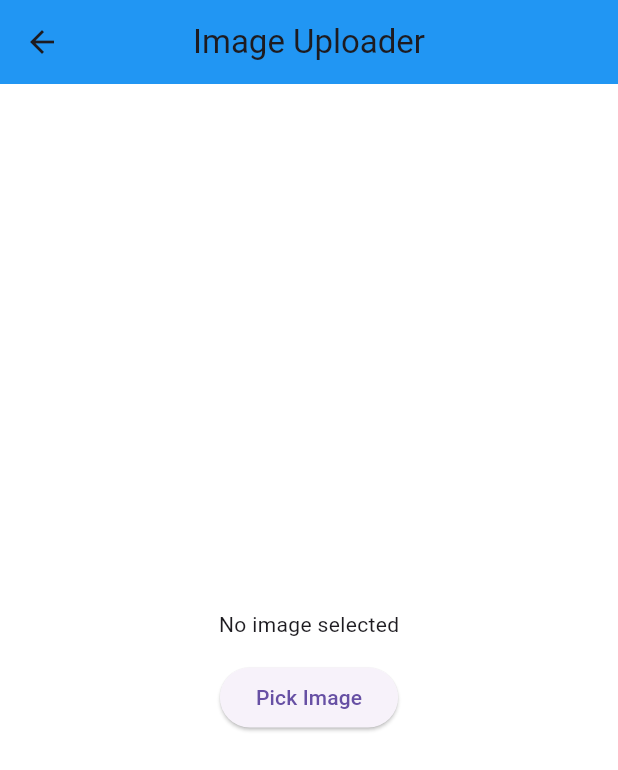
After one commit to meghsham-mobigic/flutter_mobigic, a Flutter app: the ImageUploaderHome screen opened by its route, after a tap on "Pick Image", on a phone screen of 412 x 824 dp. The commit adds this screen. Shown: the top 770 px of the screen. Run offline on Flutter 3.47's test engine with Material 3 defaults, Android fonts, the phone set to English and light mode, and no system bars; our stand-ins replace file_picker, fluttertoast, hive, hive_flutter; missing offline and left inert: open_app_file; accounts and stored records are empty.

Commit message:
Before implementing Response Data

```diff
--- a/lib/constants/app_string_constants.dart
+++ b/lib/constants/app_string_constants.dart
@@ -1,14 +1,14 @@
 class StringConstants {
-
   static const String appName = 'Flutter Mobigic';
   static const String homeScreenTitle = 'Home Screen!!!!!';
   static const String themeToggleButtonLabel = 'Toggle Theme';
   static const String lightTheme = 'Light Theme';
   static const String darkTheme = 'Dark Theme';
   static const String systemTheme = 'System Theme';
-
 }
 
 class ApiConstants {
-    static const String fakeProductBasePath = 'https://fakestoreapi.com/products';
+  static const String fakeProductBasePath = 'https://fakestoreapi.com/products';
+  static const String fakeImageUploadPath =
+      'https://api.escuelajs.co/api/v1/files/upload';
 }
--- a/lib/home_screen/home_screen.dart
+++ b/lib/home_screen/home_screen.dart
@@ -138,6 +138,10 @@ class _HomeScreenState extends State<HomeScreen> {
                 title: 'Http Method Implementations in flutter',
                 route: AppRoutes.httpMethod,
               ),
+              NavigationTile(
+                title: 'Image upload using Multi-part Data in flutter',
+                route: AppRoutes.imageUploader,
+              ),
             ],
           ),
         ],
--- a/lib/http_methods/Model/http_call_response.dart
+++ b/lib/http_methods/Model/http_call_response.dart
@@ -1,4 +1,9 @@
-class HttpResponse {
-  late dynamic response;
-  late String error;
+class HttpCallResponse {
+  HttpCallResponse({this.responseData, this.errorData = ''});
+
+  late dynamic responseData;
+  late String errorData;
+
+  dynamic get getResponseData => responseData;
+  dynamic get getErrorData => errorData;
 }
--- /dev/null
+++ b/lib/http_methods/image_multipart/image_upload_screen.dart
@@ -0,0 +1,127 @@
+import 'package:file_picker/file_picker.dart';
+import 'package:flutter/material.dart';
+import 'package:flutter_mobigic/constants/app_string_constants.dart';
+import 'package:flutter_mobigic/http_methods/helper/helper.dart';
+import 'package:flutter_mobigic/http_methods/services/http_calls.dart';
+
+class ImageUploaderHome extends StatefulWidget {
+  const ImageUploaderHome({super.key});
+
+  @override
+  State<ImageUploaderHome> createState() => _ImageUploaderHomeState();
+}
+
+class _ImageUploaderHomeState extends State<ImageUploaderHome> {
+  bool isSelected = false;
+  bool isLoading = false;
+  PlatformFile? selectedFile;
+
+  @override
+  Widget build(BuildContext context) {
+    return Scaffold(
+      appBar: AppBar(
+        title: const Text('Image Uploader'),
+        centerTitle: true,
+      ),
+      body: Center(
+        child: SingleChildScrollView(
+          child: Column(
+            mainAxisAlignment: MainAxisAlignment.center,
+            children: [
+              if (isSelected && selectedFile != null)
+                Column(
+                  children: [
+                    Padding(
+                      padding: const EdgeInsets.all(10),
+                      child: Card(
+                        margin: const EdgeInsets.all(10),
+
+                        child: Padding(
+                          padding: const EdgeInsets.all(25),
+                          child: Column(
+                            children: [
+                              const Text('Click to re-upload file'),
+                              const SizedBox(height: 10),
+                              Image.memory(
+                                selectedFile!.bytes!,
+                                height: 700,
+                              ),
+                            ],
+                          ),
+                        ),
+                      ),
+                    ),
+                    const SizedBox(height: 20),
+                    ElevatedButton(
+                      onPressed: isLoading ? null : uploadFile,
+                      child: isLoading
+                          ? const CircularProgressIndicator()
+                          : const Text('Upload to Server'),
+                    ),
+                  ],
+                )
+              else
+                Column(
+                  children: [
+                    Container(
+                      padding: const EdgeInsets.all(15),
+                      child: const Text('No image selected'),
+                    ),
+                    ElevatedButton(
+                      onPressed: pickFiles,
+                      child: const Text('Pick Image'),
+                    ),
+                  ],
+                ),
+            ],
+          ),
+        ),
+      ),
+    );
+  }
+
+  Future<void> pickFiles() async {
+    try {
+      FilePickerResult? result = await FilePicker.platform.pickFiles(
+        type: FileType.image,
+        withData: true,
+      );
+
+      if (result == null || result.files.isEmpty) {
+        debugPrint('no files picked');
+        return;
+      }
+
+      setState(() {
+        selectedFile = result.files.first;
+        isSelected = true;
+      });
+    } catch (e) {
+      debugPrint('File picker error: $e');
+      await Helper.toast('Error selecting file: $e');
+    }
+  }
+
+  Future<void> uploadFile() async {
+    if (selectedFile == null || selectedFile!.bytes == null) {
+      await Helper.toast('No file selected');
+      return;
+    }
+
+    setState(() => isLoading = true);
+
+    final response = await HttpCalls.postForImage(
+      ApiConstants.fakeImageUploadPath,
+      fileBytes: selectedFile!.bytes,
+      fileName: selectedFile!.name,
+    );
+
+    setState(() => isLoading = false);
+
+    if (response.responseData != null) {
+      await Helper.snackBar(context, 'Upload successful');
+    } else {
+      await Helper.toast('Upload failed: ${response.errorData}');
+    }
+  }
+}
--- a/lib/http_methods/services/data_service.dart
+++ b/lib/http_methods/services/data_service.dart
@@ -2,9 +2,6 @@ import 'package:flutter_mobigic/http_methods/Model/product_model.dart';
 import 'package:http/http.dart' as http;
 
 abstract class DataService {
-
-
-
   Future<http.Response> createProduct(Map<String, dynamic> values);
 
   Future<List<ProductModel>> realAllProduct();
--- a/lib/jobs/jobs_login_failure.dart
+++ b/lib/jobs/jobs_login_failure.dart
@@ -1,4 +1,5 @@
 import 'package:flutter/material.dart';
+import 'package:flutter_mobigic/constants/app_colors.dart';
 
 class FailureScreen extends StatelessWidget {
   const FailureScreen({super.key});
@@ -15,7 +16,7 @@ class FailureScreen extends StatelessWidget {
             const SizedBox(height: 20),
             const Text(
               'Login Failed!',
-              style: TextStyle(fontSize: 24, color: Colors.red),
+              style: TextStyle(fontSize: 24, color: AppColors.red),
             ),
             const SizedBox(height: 20),
             ElevatedButton(
--- a/lib/main.dart
+++ b/lib/main.dart
@@ -1,4 +1,5 @@
 import 'dart:io';
+
 import 'package:flutter/material.dart';
 import 'package:flutter_localizations/flutter_localizations.dart';
 import 'package:flutter_mobigic/l10n/app_localizations.dart';
@@ -16,7 +17,8 @@ void main() async {
   WidgetsFlutterBinding.ensureInitialized();
 
   //HIVE IMPL
-  final Directory dir = await getApplicationDocumentsDirectory(); // function in path_provider.dart
+  final Directory dir =
+      await getApplicationDocumentsDirectory(); // function in path_provider.dart
   Hive.init(dir.path);
   await Hive.openBox<String>('HiveBox');
   runApp(const MaterialRoot());
@@ -72,7 +74,7 @@ class _MaterialRootState extends State<MaterialRoot> {
         Locale('en'),
         Locale('mr'),
       ],
-      // home: const UpdateProduct(),
+      // home: const ImageUploaderHome(),
       initialRoute: AppRoutes.splashScreen,
       onGenerateRoute: AppRoutes.generateRoutes,
     );
--- a/lib/routes/app_routes.dart
+++ b/lib/routes/app_routes.dart
@@ -5,6 +5,7 @@ import 'package:flutter_mobigic/grid/screens/grid_calendar_input_form.dart';
 import 'package:flutter_mobigic/hive_DB/hive_app_root.dart';
 import 'package:flutter_mobigic/home_screen/home_screen.dart';
 import 'package:flutter_mobigic/http_methods/Model/product_model.dart';
+import 'package:flutter_mobigic/http_methods/image_multipart/image_upload_screen.dart';
 import 'package:flutter_mobigic/http_methods/screen/product_create.dart';
 import 'package:flutter_mobigic/http_methods/screen/product_dashboard.dart';
 import 'package:flutter_mobigic/http_methods/screen/product_details.dart';
@@ -40,6 +41,7 @@ class AppRoutes {
   static const String editProduct = '/editProduct';
   static const String addProduct = '/addProduct';
   static const String detailsProduct = '/detailsProduct';
+  static const String imageUploader = '/imageUploader';
 
   static Route<dynamic> generateRoutes(RouteSettings settings) {
     switch (settings.name) {
@@ -67,6 +69,8 @@ class AppRoutes {
         return MaterialPageRoute(builder: (_) => const ReadWriteAppRoot());
       case hiveDB:
         return MaterialPageRoute(builder: (_) => const HiveDBAppRoot());
+      case imageUploader:
+        return MaterialPageRoute(builder: (_) => const ImageUploaderHome());
       case httpMethod:
         return MaterialPageRoute(builder: (_) => const ProductDashboard());
       case editProduct:
--- a/pubspec.yaml
+++ b/pubspec.yaml
@@ -33,6 +33,8 @@ dependencies:
   hive_generator: ^2.0.1
   get_it: ^8.0.3
   http: ^1.4.0
+  mime: ^2.0.0
+  http_parser: ^4.1.2
 
 dev_dependencies:
   flutter_lints: ^5.0.0
```
Also changed, not shown: lib/file_handling/file_handler.dart (+16 -7 lines), lib/file_handling/image_upload_model.dart (added, +20 -0 lines), lib/http_methods/helper/helper.dart (+7 -2 lines), lib/http_methods/services/http_calls.dart (+91 -21 lines), lib/http_methods/services/web_data_service.dart (+9 -8 lines), pubspec.lock.
